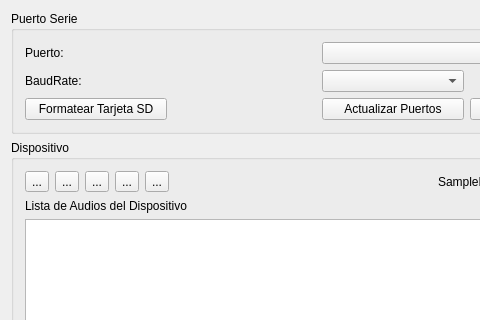
Above: mainwindow.ui from diegodorado/tpo_info2_qt before the change; both pictures show x 0 to 480 and y 0 to 320 of the 637 by 755 pixel window. Below: the same form after it.
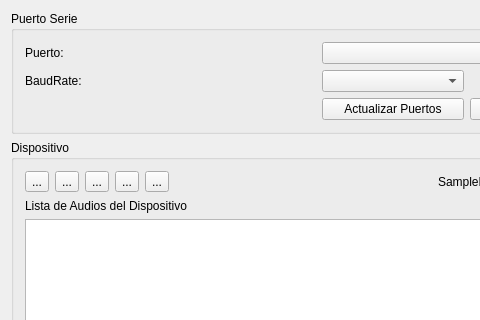
That is the form after the change. Icons and pictures are not drawn.

What changed in the file:
```diff
--- a/mainwindow.ui
+++ b/mainwindow.ui
@@ -237,13 +237,6 @@
          </property>
         </widget>
        </item>
-       <item row="5" column="0">
-        <widget class="QPushButton" name="pushButton_FormatSD">
-         <property name="text">
-          <string>Formatear Tarjeta SD</string>
-         </property>
-        </widget>
-       </item>
       </layout>
      </widget>
     </item>
```
